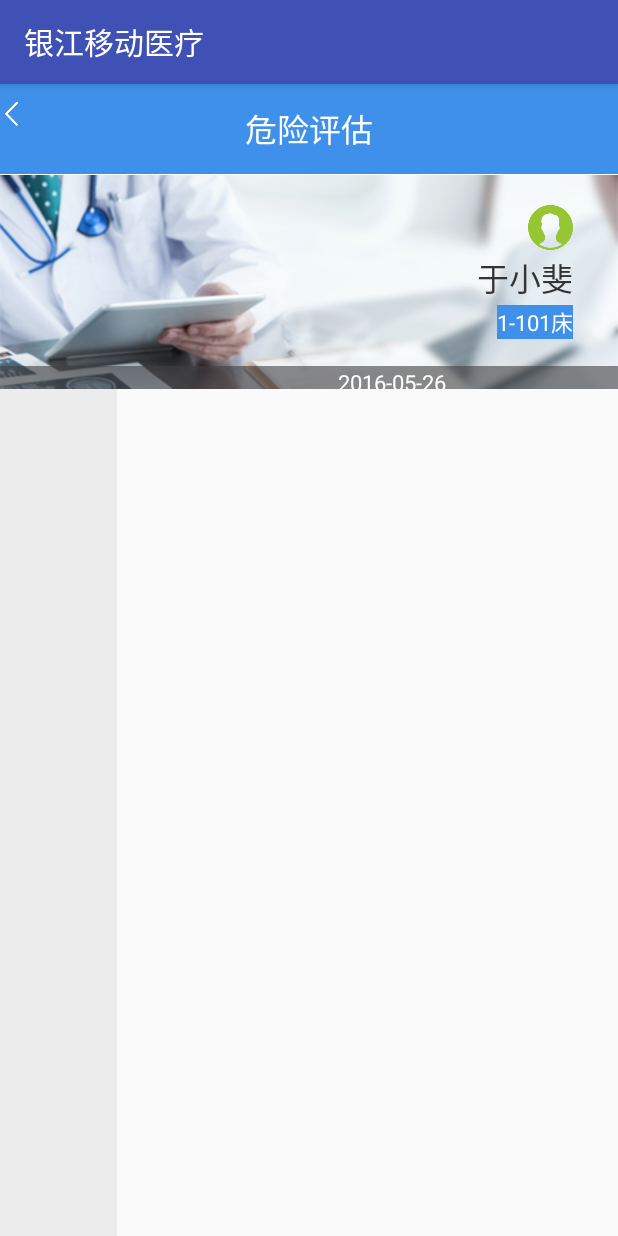
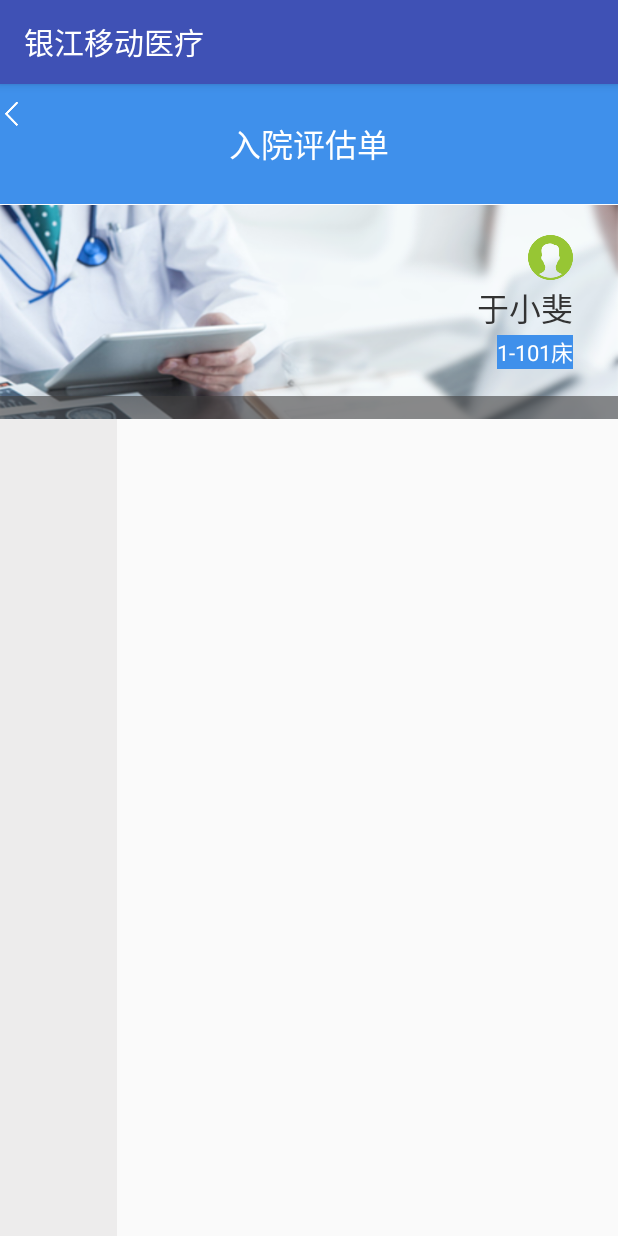
Before and after one commit to luckbox5566/try, an Android app: the RypgActivity screen opened directly, with no data from a screen before it, on a phone screen of 412 x 824 dp. Run offline under Robolectric (Android 15) with nearby library versions, the phone set to English and light mode, and no system bars; libraries missing offline, so code that uses them is left out: rx.android.schedulers, rx.schedulers; 1 statement that could not run was skipped.

Commit message:
Failed commit: Default

```diff
--- a/app/src/main/res/layout/activity_rypg.xml
+++ b/app/src/main/res/layout/activity_rypg.xml
@@ -11,7 +11,7 @@
     <FrameLayout
         android:id="@+id/no1"
         android:layout_width="match_parent"
-       android:layout_height="@dimen/y45"
+       android:layout_height="80dp"
         android:background="@color/my_bule">
 
         <ImageView
@@ -28,7 +28,7 @@
             android:layout_height="wrap_content"
             android:layout_gravity="center"
             android:gravity="center"
-            android:text="危险评估"
+            android:text="入院评估单"
             android:textColor="#fff"
             android:textSize="@dimen/text_1" />
     </FrameLayout>
@@ -98,14 +98,7 @@
             android:layout_marginTop="18dp"
             android:background="#98403e3e">
 
-            <TextView
-                android:layout_width="wrap_content"
-                android:layout_height="wrap_content"
-                android:layout_gravity="center_vertical"
-                android:layout_marginLeft="225dp"
-                android:text="2016-05-26"
-                android:textColor="#fff"
-                android:textSize="@dimen/text_4" />
+
         </LinearLayout>
     </LinearLayout>
     <!--内容栏-->
```
Also changed, not shown: app/src/main/java/com/version/rypg/RightAdapter.java (+11 -3 lines), app/src/main/java/com/version/rypg/RypgBbenActivity.java (+41 -6 lines), app/src/main/java/enjoyor/enjoyorzemobilehealth/adapter/LeftAdapter.java (+10 -1 lines).
